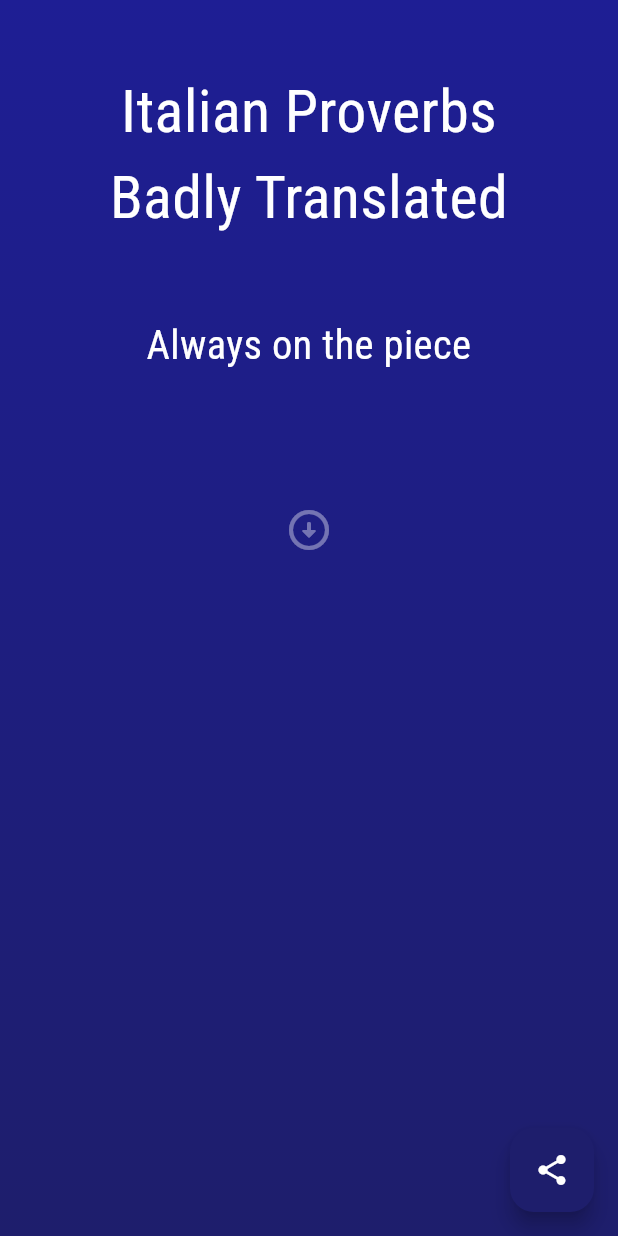
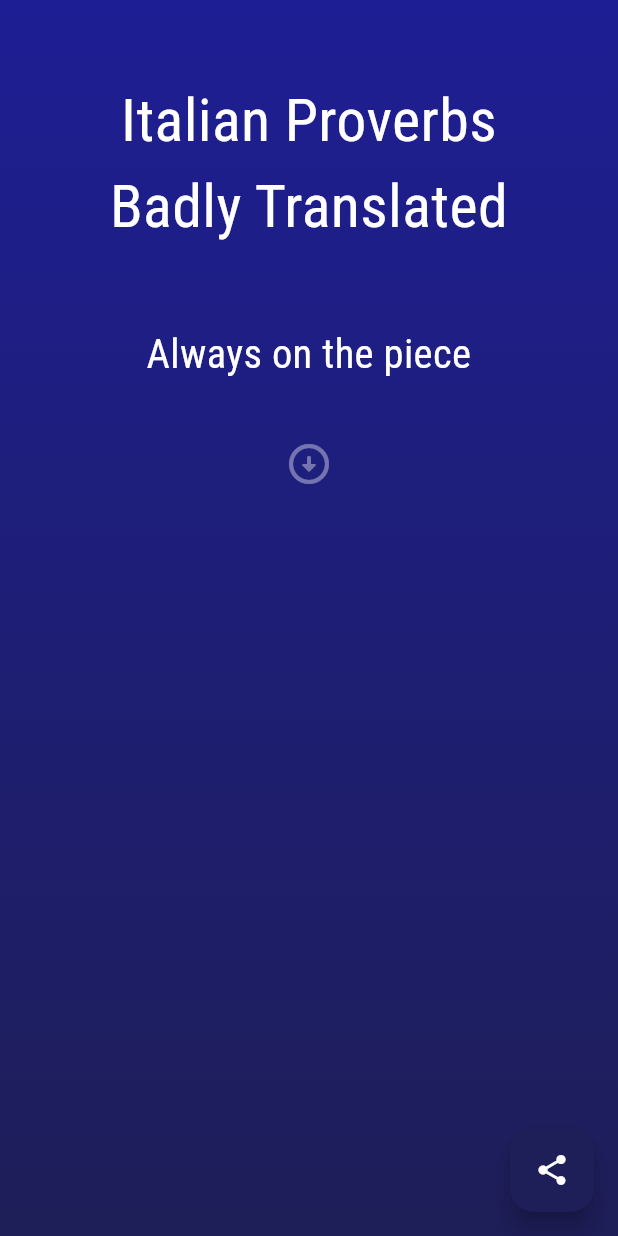
Before and after one commit to intoinside/ItalianProverbsBadlyTranslated, a Flutter app: the screen it shows after launch, after a tap on the "share" icon, on a phone screen of 412 x 824 dp. Run offline on Flutter 3.47's test engine with Material 3 defaults, Android fonts, the phone set to English and light mode, and no system bars; our stand-ins replace google_fonts, screenshot, share_plus.

Commit message:
Fix sharing on some social

```diff
--- a/lib/screens/main_page_widget.dart
+++ b/lib/screens/main_page_widget.dart
@@ -36,7 +36,7 @@ class _MainPageScreenState extends State<MainPageScreen> {
     var x = sin(hour * pi / 24) * 80;
 
     colorShade1 = Color.fromARGB(255, 30, 30, 70 + x.ceil());
-    colorShade2 = colorShade1!.withBlue(colorShade1!.blue - 40);
+    colorShade2 = colorShade1!.withBlue(colorShade1!.blue - 60);
     colorTranslation = colorShade2!.withRed(20);
   }
 
@@ -58,7 +58,7 @@ class _MainPageScreenState extends State<MainPageScreen> {
 
   void _setupFolder() async {
     var directory = await getApplicationDocumentsDirectory();
-    pathOfImage = await File('${directory.path}/legendary.png').create();
+    pathOfImage = await File('${directory.path}/proverb.png').create();
   }
 
   @override
@@ -90,15 +90,30 @@ class _MainPageScreenState extends State<MainPageScreen> {
                     ),
                     child: Column(
                       children: [
+                        Container(height: 100),
                         proverbWidget,
-                        Container(height: 60),
+                        Container(height: 70),
                         translationWidget,
+                        Container(height: 160),
+                        Text(
+                          "Check on Play Store®",
+                          textAlign: TextAlign.center,
+                          style: Theme.of(context)
+                              .textTheme
+                              .bodyMedium!
+                              .copyWith(
+                                  color:
+                                      Theme.of(context).colorScheme.onPrimary,
+                                  fontSize: 16),
+                        ),
                       ],
                     )))
                 .then((capturedImage) {
               final Uint8List bytes = capturedImage.buffer.asUint8List();
-              pathOfImage!.writeAsBytes(bytes).whenComplete(
-                  () => Share.shareXFiles([XFile(pathOfImage!.path)]));
+              pathOfImage!.writeAsBytes(bytes).whenComplete(() =>
+                  Share.shareXFiles([XFile(pathOfImage!.path)],
+                      subject: "Share your proverb!",
+                      text: "Share your proverb!"));
             });
           },
           foregroundColor: Theme.of(context).colorScheme.onPrimary,
@@ -120,7 +135,7 @@ class _MainPageScreenState extends State<MainPageScreen> {
           child: Column(
             children: [
               proverbWidget,
-              Container(height: 80),
+              Container(height: 30),
               IconButton(
                 tooltip: "What does it means?",
                 onPressed: () {
--- a/lib/widgets/proverb_widget.dart
+++ b/lib/widgets/proverb_widget.dart
@@ -29,7 +29,7 @@ class _ProverbWidgetState extends State<ProverbWidget> {
 
     return Column(
       children: [
-        Container(height: 30),
+        Container(height: 36),
         Text(
           title,
           textAlign: TextAlign.center,
```
